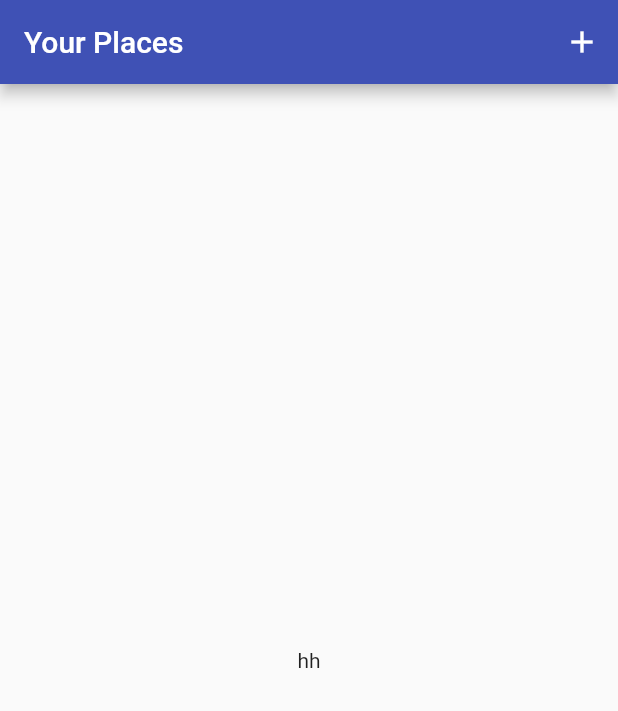
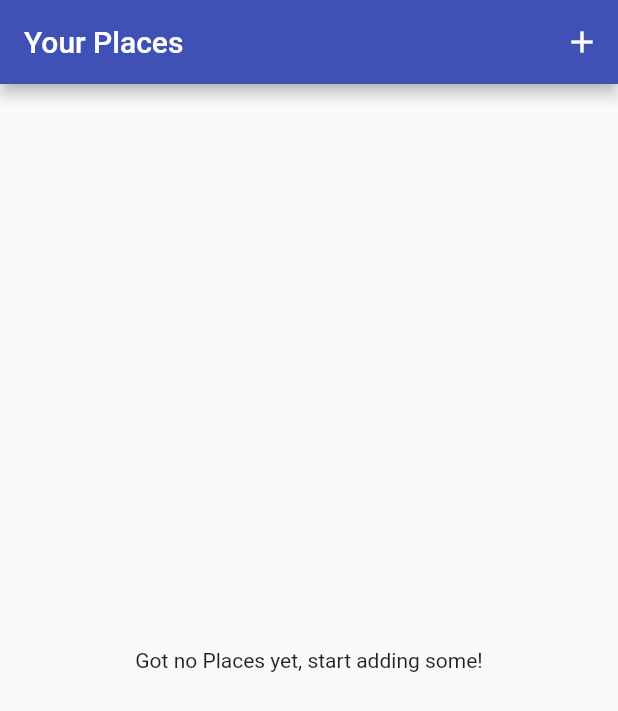
Before and after one commit to mohamedashraf1/Great-Places-App, a Flutter app: the screen it shows after launch, on a phone screen of 412 x 824 dp. Shown: the top 711 px of the screen. Run offline on Flutter 3.47's test engine with Material 2 defaults, Android fonts, the phone set to English and light mode, and no system bars; our stand-ins replace image_picker.

```diff
--- a/great_places/lib/Screens/places_list_screen.dart
+++ b/great_places/lib/Screens/places_list_screen.dart
@@ -1,6 +1,10 @@
+import 'dart:io';
+
 import 'package:flutter/material.dart';
+import 'package:provider/provider.dart';
 
 import 'add_place_screen.dart';
+import '../Providers/great_places.dart';
 
 class PlacesListScreen extends StatelessWidget {
   @override
@@ -17,8 +21,24 @@ class PlacesListScreen extends StatelessWidget {
           ),
         ],
       ),
-      body: Center(
-        child: Text("hh"),
+      body: Consumer<GreatPlaces>(
+        child: Center(
+          child: const Text("Got no Places yet, start adding some!"),
+        ),
+        builder: (ctx, greatPlaces, myChild) => greatPlaces.items.length <= 0
+            ? myChild
+            : ListView.builder(
+                itemCount: greatPlaces.items.length,
+                itemBuilder: (context, index) => ListTile(
+                  leading: CircleAvatar(
+                    backgroundImage: FileImage(greatPlaces.items[index].image),
+                  ),
+                  title: Text(greatPlaces.items[index].title),
+                  onTap: (){
+                    // TODO: go to detail page
+                  },
+                ),
+              ),
       ),
     );
   }
```
Also changed, not shown: great_places/lib/Providers/great_places.dart (+14 -1 lines), great_places/lib/Screens/add_place_screen.dart (+24 -2 lines), great_places/lib/widgets/image_input_dart.dart (+7 -0 lines).
